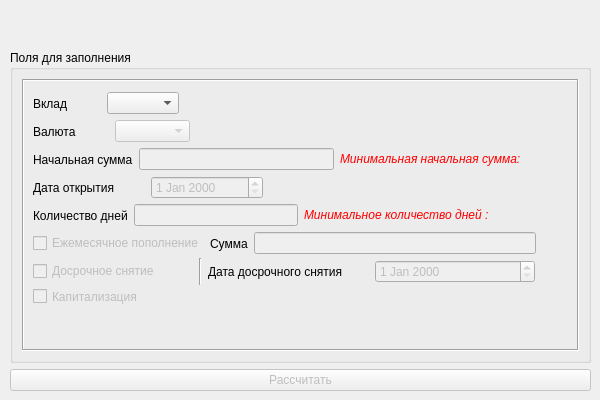
This is ui_logic/depositform.ui in d1slike/depositPlus as Qt 5 draws it before an edit. The edited form follows.
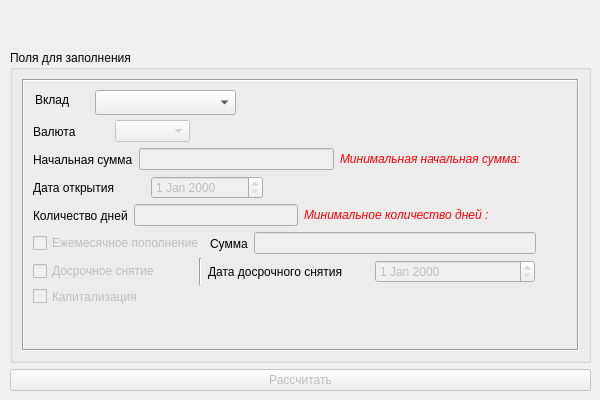
This is the edited form.

Commit message: *чиста кода +валидация выбранного вклада +при открытии формы вклада в полях даты устанавливается текущая системная дата

What changed in the file:
```diff
--- a/ui_logic/depositform.ui
+++ b/ui_logic/depositform.ui
@@ -47,7 +47,7 @@
        <string>Поля для заполнения</string>
       </property>
       <layout class="QGridLayout" name="gridLayout">
-       <item row="1" column="0">
+       <item row="0" column="0">
         <widget class="QFrame" name="frame">
          <property name="frameShape">
           <enum>QFrame::Box</enum>
@@ -126,38 +126,6 @@
            </item>
           </layout>
          </widget>
-         <widget class="QWidget" name="layoutWidget">
-          <property name="geometry">
-           <rect>
-            <x>11</x>
-            <y>11</y>
-            <width>146</width>
-            <height>27</height>
-           </rect>
-          </property>
-          <layout class="QHBoxLayout" name="horizontalLayout">
-           <item>
-            <widget class="QLabel" name="deposit_list_label">
-             <property name="text">
-              <string>Вклад</string>
-             </property>
-            </widget>
-           </item>
-           <item>
-            <widget class="QComboBox" name="deposit_list">
-             <property name="cursor">
-              <cursorShape>PointingHandCursor</cursorShape>
-             </property>
-             <property name="editable">
-              <bool>false</bool>
-             </property>
-             <property name="insertPolicy">
-              <enum>QComboBox::InsertAtBottom</enum>
-             </property>
-            </widget>
-           </item>
-          </layout>
-         </widget>
          <widget class="QWidget" name="layoutWidget">
           <property name="geometry">
            <rect>
@@ -303,6 +271,47 @@
            </item>
           </layout>
          </widget>
+         <widget class="QLabel" name="deposit_list_label">
+          <property name="geometry">
+           <rect>
+            <x>13</x>
+            <y>11</y>
+            <width>43</width>
+            <height>19</height>
+           </rect>
+          </property>
+          <property name="text">
+           <string>Вклад</string>
+          </property>
+         </widget>
+         <widget class="QComboBox" name="deposit_list">
+          <property name="geometry">
+           <rect>
+            <x>73</x>
+            <y>11</y>
+            <width>141</width>
+            <height>25</height>
+           </rect>
+          </property>
+          <property name="cursor">
+           <cursorShape>PointingHandCursor</cursorShape>
+          </property>
+          <property name="editable">
+           <bool>false</bool>
+          </property>
+          <property name="currentText">
+           <string/>
+          </property>
+          <property name="currentIndex">
+           <number>-1</number>
+          </property>
+          <property name="insertPolicy">
+           <enum>QComboBox::InsertAfterCurrent</enum>
+          </property>
+          <property name="frame">
+           <bool>true</bool>
+          </property>
+         </widget>
         </widget>
        </item>
       </layout>
```
Left out of the diff: 4 changed lines with no effect on the pictures. The commit also changes 3 other files.
